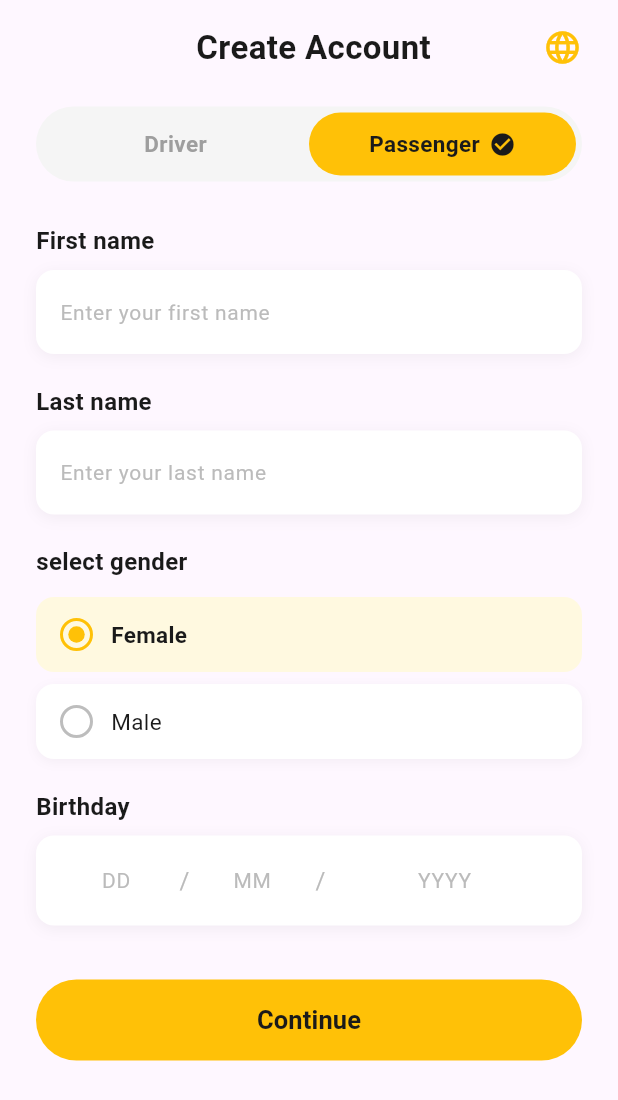
After one commit to Duha-maher/joride_frontend-1, a Flutter app: the screen it shows after launch, after a tap on "sign up", on a phone screen of 412 x 824 dp. The commit adds this screen. Shown: the top 1100 px of the screen. Run offline on Flutter 3.47's test engine with Material 3 defaults, Android fonts, the phone set to English and light mode, and no system bars.

Commit message:
add sig in screan and connect login screen with login screan

```diff
--- a/lib/screens/login_screen.dart
+++ b/lib/screens/login_screen.dart
@@ -1,4 +1,5 @@
 import 'package:flutter/material.dart';
+import 'sign_in.dart';
 
 class LoginScreen extends StatelessWidget {
   const LoginScreen({super.key});
@@ -106,13 +107,21 @@ class LoginScreen extends StatelessWidget {
 
               Row(
   mainAxisAlignment: MainAxisAlignment.center,
-                children: const [
-                  Text("Don't have an account? "),
-                  Text(
+  children: [
+    const Text("Don't have an account? "),
+    GestureDetector(
+      onTap: () {
+        Navigator.push(
+          context,
+          MaterialPageRoute(builder: (context) => const CreateAccountScreen()),
+        );
+      },
+      child: const Text(
         "sign up",
         style: TextStyle(
           color: Color(0xFFF4C430),
           fontWeight: FontWeight.bold,
+        ),
       ),
     ),
   ],
--- /dev/null
+++ b/lib/screens/sign_in.dart
@@ -0,0 +1,357 @@
+import 'package:flutter/material.dart';
+
+class CreateAccountScreen extends StatefulWidget {
+  const CreateAccountScreen({super.key});
+
+  @override
+  State<CreateAccountScreen> createState() => _CreateAccountScreenState();
+}
+
+class _CreateAccountScreenState extends State<CreateAccountScreen> {
+  bool isPassenger = true;
+  String selectedGender = 'Female';
+  final TextEditingController _dayController = TextEditingController();
+  final TextEditingController _monthController = TextEditingController();
+  final TextEditingController _yearController = TextEditingController();
+  final TextEditingController _firstNameController = TextEditingController();
+  final TextEditingController _lastNameController = TextEditingController();
+
+  static const Color primaryYellow = Color(0xFFFFC107);
+  static const Color lightYellow = Color(0xFFFFF9E0);
+  static const Color darkText = Color(0xFF1A1A1A);
+  static const Color hintText = Color(0xFFBBBBBB);
+  static const Color cardBg = Color(0xFFFFFFFF);
+
+  @override
+  void dispose() {
+    _dayController.dispose();
+    _monthController.dispose();
+    _yearController.dispose();
+    _firstNameController.dispose();
+    _lastNameController.dispose();
+    super.dispose();
+  }
+
+  @override
+  Widget build(BuildContext context) {
+    return Scaffold(
+      body: SafeArea(
+        child: SingleChildScrollView(
+          padding: const EdgeInsets.symmetric(horizontal: 24, vertical: 16),
+          child: Column(
+            crossAxisAlignment: CrossAxisAlignment.start,
+            children: [
+              Row(
+                mainAxisAlignment: MainAxisAlignment.spaceBetween,
+                children: [
+                  const SizedBox(width: 32),
+                  const Text(
+                    'Create Account',
+                    style: TextStyle(
+                      fontSize: 22,
+                      fontWeight: FontWeight.w700,
+                      color: darkText,
+                    ),
+                  ),
+                  Icon(Icons.language, color: primaryYellow, size: 26),
+                ],
+              ),
+              const SizedBox(height: 24),
+
+              _buildToggle(),
+
+              const SizedBox(height: 28),
+              _buildLabel('First name'),
+              const SizedBox(height: 8),
+              _buildTextField(
+                controller: _firstNameController,
+                hint: 'Enter your first name',
+              ),
+
+              const SizedBox(height: 20),
+              _buildLabel('Last name'),
+              const SizedBox(height: 8),
+              _buildTextField(
+                controller: _lastNameController,
+                hint: 'Enter your last name',
+              ),
+
+              const SizedBox(height: 20),
+              _buildLabel('select gender'),
+              const SizedBox(height: 12),
+              _buildGenderOption('Female'),
+              const SizedBox(height: 8),
+              _buildGenderOption('Male'),
+
+              const SizedBox(height: 20),
+              _buildLabel('Birthday'),
+              const SizedBox(height: 8),
+              _buildBirthdayField(),
+
+              const SizedBox(height: 36),
+              SizedBox(
+                width: double.infinity,
+                height: 54,
+                child: ElevatedButton(
+                  style: ElevatedButton.styleFrom(
+                    backgroundColor: primaryYellow,
+                    foregroundColor: darkText,
+                    shape: RoundedRectangleBorder(
+                      borderRadius: BorderRadius.circular(30),
+                    ),
+                    elevation: 0,
+                  ),
+                  onPressed: () {},
+                  child: const Text(
+                    'Continue',
+                    style: TextStyle(
+                      fontSize: 17,
+                      fontWeight: FontWeight.w600,
+                    ),
+                  ),
+                ),
+              ),
+              const SizedBox(height: 16),
+            ],
+          ),
+        ),
+      ),
+    );
+  }
+
+  Widget _buildToggle() {
+    return Container(
+      decoration: BoxDecoration(
+        color: const Color(0xFFF5F5F5),
+        borderRadius: BorderRadius.circular(30),
+      ),
+      padding: const EdgeInsets.all(4),
+      child: Row(
+        children: [
+          Expanded(
+            child: GestureDetector(
+              onTap: () => setState(() => isPassenger = false),
+              child: AnimatedContainer(
+                duration: const Duration(milliseconds: 250),
+                curve: Curves.easeInOut,
+                height: 42,
+                decoration: BoxDecoration(
+                  color: !isPassenger ? primaryYellow : Colors.transparent,
+                  borderRadius: BorderRadius.circular(26),
+                ),
+                alignment: Alignment.center,
+                child: Text(
+                  'Driver',
+                  style: TextStyle(
+                    fontWeight: FontWeight.w600,
+                    fontSize: 15,
+                    color: !isPassenger ? darkText : Colors.grey,
+                  ),
+                ),
+              ),
+            ),
+          ),
+
+          Expanded(
+            child: GestureDetector(
+              onTap: () => setState(() => isPassenger = true),
+              child: AnimatedContainer(
+                duration: const Duration(milliseconds: 250),
+                curve: Curves.easeInOut,
+                height: 42,
+                decoration: BoxDecoration(
+                  color: isPassenger ? primaryYellow : Colors.transparent,
+                  borderRadius: BorderRadius.circular(26),
+                ),
+                alignment: Alignment.center,
+                child: Row(
+                  mainAxisAlignment: MainAxisAlignment.center,
+                  children: [
+                    Text(
+                      'Passenger',
+                      style: TextStyle(
+                        fontWeight: FontWeight.w600,
+                        fontSize: 15,
+                        color: isPassenger ? darkText : Colors.grey,
+                      ),
+                    ),
+                    if (isPassenger) ...[
+                      const SizedBox(width: 6),
+                      const Icon(Icons.check_circle,
+                          color: darkText, size: 18),
+                    ],
+                  ],
+                ),
+              ),
+            ),
+          ),
+        ],
+      ),
+    );
+  }
+
+  Widget _buildLabel(String text) {
+    return Text(
+      text,
+      style: const TextStyle(
+        fontSize: 16,
+        fontWeight: FontWeight.w600,
+        color: darkText,
+      ),
+    );
+  }
+
+  Widget _buildTextField({
+    required TextEditingController controller,
+    required String hint,
+    TextInputType keyboardType = TextInputType.text,
+  }) {
+    return Container(
+      decoration: BoxDecoration(
+        color: cardBg,
+        borderRadius: BorderRadius.circular(12),
+        boxShadow: [
+          BoxShadow(
+            color: Colors.black.withValues(alpha: 0.05),
+            blurRadius: 8,
+            offset: const Offset(0, 2),
+          ),
+        ],
+      ),
+      child: TextField(
+        controller: controller,
+        keyboardType: keyboardType,
+        decoration: InputDecoration(
+          hintText: hint,
+          hintStyle: const TextStyle(color: hintText, fontSize: 14),
+          border: InputBorder.none,
+          contentPadding:
+              const EdgeInsets.symmetric(horizontal: 16, vertical: 16),
+        ),
+      ),
+    );
+  }
+
+  Widget _buildGenderOption(String gender) {
+    final bool isSelected = selectedGender == gender;
+    return GestureDetector(
+      onTap: () => setState(() => selectedGender = gender),
+      child: AnimatedContainer(
+        duration: const Duration(milliseconds: 200),
+        width: double.infinity,
+        padding:
+            const EdgeInsets.symmetric(horizontal: 16, vertical: 14),
+        decoration: BoxDecoration(
+          color: isSelected ? lightYellow : cardBg,
+          borderRadius: BorderRadius.circular(12),
+          boxShadow: isSelected
+              ? []
+              : [
+                  BoxShadow(
+                    color: Colors.black.withValues(alpha: 0.04),
+                    blurRadius: 6,
+                    offset: const Offset(0, 2),
+                  ),
+                ],
+        ),
+        child: Row(
+          children: [
+            Container(
+              width: 22,
+              height: 22,
+              decoration: BoxDecoration(
+                shape: BoxShape.circle,
+                border: Border.all(
+                  color: isSelected ? primaryYellow : Colors.grey.shade400,
+                  width: 2,
+                ),
+              ),
+              child: isSelected
+                  ? Center(
+                      child: Container(
+                        width: 11,
+                        height: 11,
+                        decoration: const BoxDecoration(
+                          shape: BoxShape.circle,
+                          color: primaryYellow,
+                        ),
+                      ),
+                    )
+                  : null,
+            ),
+            const SizedBox(width: 12),
+            Text(
+              gender,
+              style: TextStyle(
+                fontSize: 15,
+                fontWeight:
+                    isSelected ? FontWeight.w600 : FontWeight.w400,
+                color: darkText,
+              ),
+            ),
+          ],
+        ),
+      ),
+    );
+  }
+
+  Widget _buildBirthdayField() {
+    return Container(
+      decoration: BoxDecoration(
+        color: cardBg,
+        borderRadius: BorderRadius.circular(12),
+        boxShadow: [
+          BoxShadow(
+            color: Colors.black.withValues(alpha: 0.05),
+            blurRadius: 8,
+            offset: const Offset(0, 2),
+          ),
+        ],
+      ),
+      padding: const EdgeInsets.symmetric(horizontal: 16, vertical: 4),
+      child: Row(
+        children: [
+          Expanded(
+            child: _buildDatePart(
+              controller: _dayController,
+              hint: 'DD',
+            ),
+          ),
+          const Text(' / ', style: TextStyle(color: hintText, fontSize: 16)),
+          Expanded(
+            child: _buildDatePart(
+              controller: _monthController,
+              hint: 'MM',
+            ),
+          ),
+          const Text(' / ', style: TextStyle(color: hintText, fontSize: 16)),
+          Expanded(
+            flex: 2,
+            child: _buildDatePart(
+              controller: _yearController,
+              hint: 'YYYY',
+            ),
+          ),
+        ],
+      ),
+    );
+  }
+
+  Widget _buildDatePart({
+    required TextEditingController controller,
+    required String hint,
+  }) {
+    return TextField(
+      controller: controller,
+      keyboardType: TextInputType.number,
+      textAlign: TextAlign.center,
+      decoration: InputDecoration(
+        hintText: hint,
+        hintStyle: const TextStyle(color: hintText, fontSize: 14),
+        border: InputBorder.none,
+        contentPadding:
+            const EdgeInsets.symmetric(horizontal: 4, vertical: 14),
+      ),
+    );
+  }
+}
```
Also changed, not shown: pubspec.lock. Lines whose indentation alone changed are shown as unchanged.
